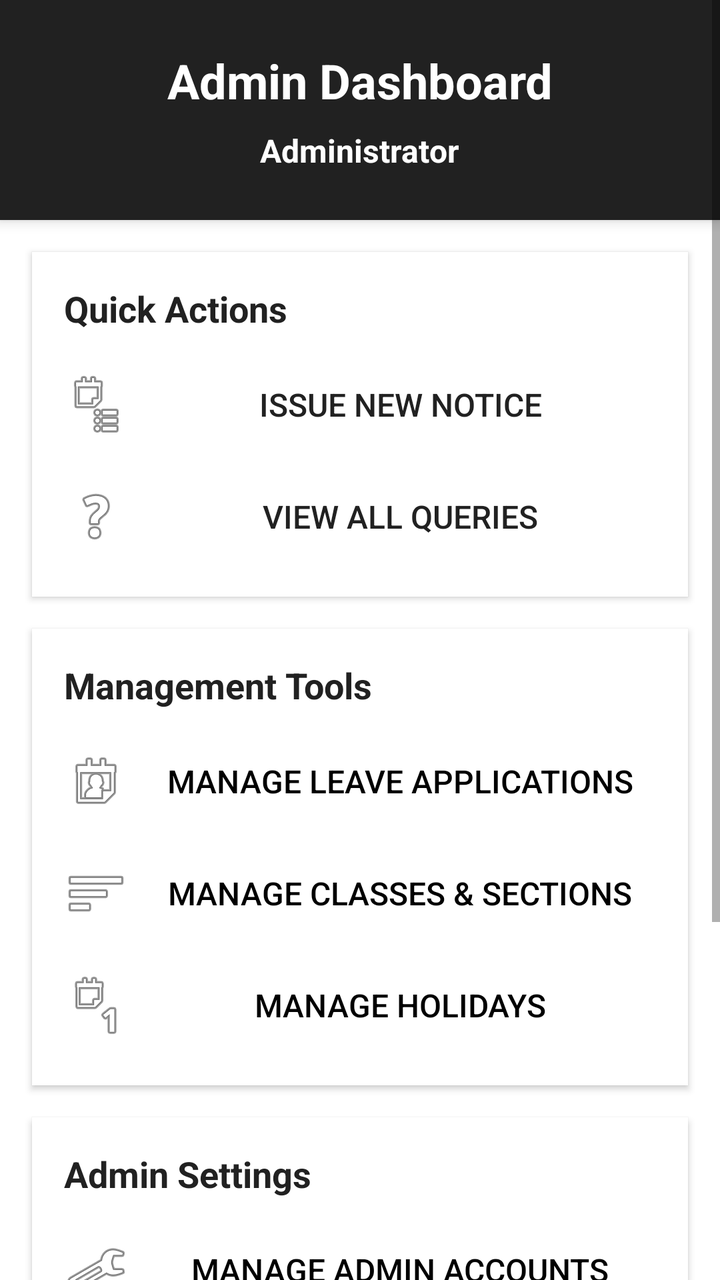
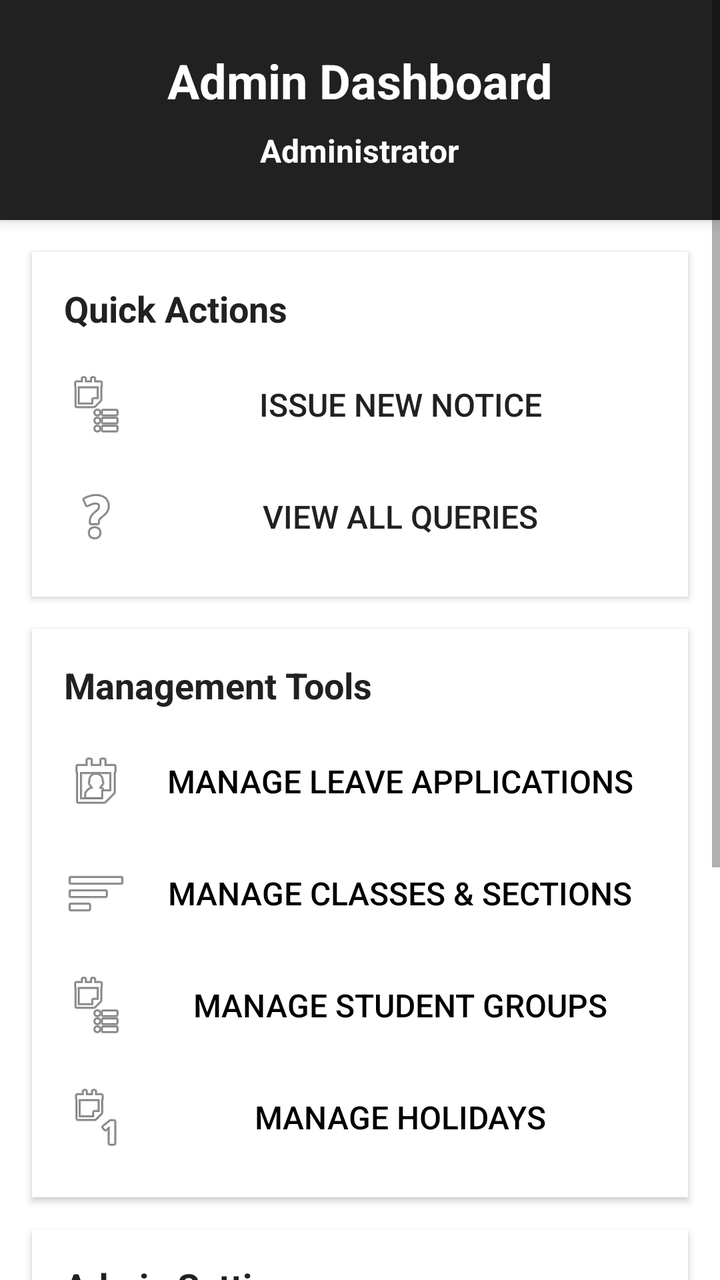

Screens rendered from an Android XML layout before and after an edit, with the pre-edit source and the edit as a unified diff.
<!-- AndroidManifest.xml: application theme Theme.AppCompat.Light.DarkActionBar -->
<!-- res/layout/activity_admin_dashboard.xml -->
<?xml version="1.0" encoding="utf-8"?>
<ScrollView xmlns:android="http://schemas.android.com/apk/res/android"
    android:layout_width="match_parent"
    android:layout_height="match_parent"
    android:background="@android:color/white"
    android:fillViewport="true">

    <LinearLayout
        android:layout_width="match_parent"
        android:layout_height="wrap_content"
        android:orientation="vertical">

        
        <LinearLayout
            android:layout_width="match_parent"
            android:layout_height="wrap_content"
            android:orientation="vertical"
            android:background="?attr/colorPrimary"
            android:padding="24dp"
            android:elevation="4dp">

            <TextView
                android:layout_width="match_parent"
                android:layout_height="wrap_content"
                android:text="Admin Dashboard"
                android:textSize="24sp"
                android:textStyle="bold"
                android:textColor="@android:color/white"
                android:layout_marginBottom="8dp"
                android:gravity="center"/>

 <LinearLayout
                android:layout_width="match_parent"
                android:layout_height="wrap_content"
                android:orientation="horizontal"
                android:gravity="center">

                <TextView
                    android:id="@+id/welcomeText"
                    android:layout_width="wrap_content"
                    android:layout_height="wrap_content"
                    android:text="Administrator"
                    android:textSize="16sp"
                    android:textColor="@android:color/white"
                    android:textStyle="bold"/>
        </LinearLayout>
        </LinearLayout>

        
        <LinearLayout
            android:layout_width="match_parent"
            android:layout_height="wrap_content"
            android:orientation="vertical"
            android:background="@android:color/white"
            android:layout_margin="16dp"
            android:elevation="2dp"
            android:padding="16dp">

            <TextView
                android:layout_width="match_parent"
                android:layout_height="wrap_content"
                android:text="Quick Actions"
                android:textSize="18sp"
                android:textStyle="bold"
                android:textColor="?attr/colorPrimary"
                android:layout_marginBottom="12dp"/>

            <Button
                android:id="@+id/issueNoticeButton"
                android:layout_width="match_parent"
                android:layout_height="48dp"
                android:text="Issue New Notice"
                android:background="?attr/selectableItemBackground"
                android:textColor="?attr/colorPrimary"
                android:textSize="16sp"
                android:layout_marginBottom="8dp"
                android:drawableLeft="@android:drawable/ic_menu_agenda"
                android:drawablePadding="8dp"
                style="@style/Widget.AppCompat.Button.Borderless"/>

            <Button
                android:id="@+id/btn_view_all_queries"
                android:layout_width="match_parent"
                android:layout_height="48dp"
                android:text="View All Queries"
                android:background="?attr/selectableItemBackground"
                android:textColor="?attr/colorPrimary"
                android:textSize="16sp"
                android:drawableLeft="@android:drawable/ic_menu_help"
                android:drawablePadding="8dp"
                style="@style/Widget.AppCompat.Button.Borderless"/>
        </LinearLayout>

        
        <LinearLayout
            android:layout_width="match_parent"
            android:layout_height="wrap_content"
            android:orientation="vertical"
            android:background="@android:color/white"
            android:layout_marginLeft="16dp"
            android:layout_marginRight="16dp"
            android:layout_marginBottom="16dp"
            android:elevation="2dp"
            android:padding="16dp">

            <TextView
                android:layout_width="match_parent"
                android:layout_height="wrap_content"
                android:text="Management Tools"
                android:textSize="18sp"
                android:textStyle="bold"
                android:textColor="?attr/colorPrimary"
                android:layout_marginBottom="12dp"/>

            <Button
                android:id="@+id/btn_manage_leaves"
                android:layout_width="match_parent"
                android:layout_height="48dp"
                android:text="Manage Leave Applications"
                android:background="?attr/selectableItemBackground"
                android:textColor="@android:color/black"
                android:textSize="16sp"
                android:layout_marginBottom="8dp"
                android:drawableLeft="@android:drawable/ic_menu_my_calendar"
                android:drawablePadding="8dp"
                style="@style/Widget.AppCompat.Button.Borderless"/>

            <Button
                android:id="@+id/btn_manage_classes"
                android:layout_width="match_parent"
                android:layout_height="48dp"
                android:text="Manage Classes &amp; Sections"
                android:background="?attr/selectableItemBackground"
                android:textColor="@android:color/black"
                android:textSize="16sp"
                android:layout_marginBottom="8dp"
                android:drawableLeft="@android:drawable/ic_menu_sort_by_size"
                android:drawablePadding="8dp"
                style="@style/Widget.AppCompat.Button.Borderless"/>

            <Button
                android:id="@+id/btnManageHolidays"
                android:layout_width="match_parent"
                android:layout_height="48dp"
                android:text="Manage Holidays"
                android:background="?attr/selectableItemBackground"
                android:textColor="@android:color/black"
                android:textSize="16sp"
                android:drawableLeft="@android:drawable/ic_menu_day"
                android:drawablePadding="8dp"
                style="@style/Widget.AppCompat.Button.Borderless"/>
        </LinearLayout>

        
        <LinearLayout
            android:layout_width="match_parent"
            android:layout_height="wrap_content"
            android:orientation="vertical"
            android:background="@android:color/white"
            android:layout_marginLeft="16dp"
            android:layout_marginRight="16dp"
            android:layout_marginBottom="16dp"
            android:elevation="2dp"
            android:padding="16dp">

            <TextView
                android:layout_width="match_parent"
                android:layout_height="wrap_content"
                android:text="Admin Settings"
                android:textSize="18sp"
                android:textStyle="bold"
                android:textColor="?attr/colorPrimary"
                android:layout_marginBottom="12dp"/>

            <Button
                android:id="@+id/btn_manage_admins"
                android:layout_width="match_parent"
                android:layout_height="48dp"
                android:text="Manage Admin Accounts"
                android:background="?attr/selectableItemBackground"
                android:textColor="@android:color/black"
                android:textSize="16sp"
                android:layout_marginBottom="8dp"
                android:drawableLeft="@android:drawable/ic_menu_manage"
                android:drawablePadding="8dp"
                style="@style/Widget.AppCompat.Button.Borderless"/>

            <Button
                android:id="@+id/btnViewHolidays"
                android:layout_width="match_parent"
                android:layout_height="48dp"
                android:text="View Upcoming Holidays"
                android:background="?attr/selectableItemBackground"
                android:textColor="@android:color/black"
                android:textSize="16sp"
                android:layout_marginBottom="8dp"
                android:drawableLeft="@android:drawable/ic_menu_today"
                android:drawablePadding="8dp"
                style="@style/Widget.AppCompat.Button.Borderless"/>

            <Button
                android:id="@+id/btnViewProfile"
                android:layout_width="match_parent"
                android:layout_height="48dp"
                android:text="My Profile"
                android:background="?attr/selectableItemBackground"
                android:textColor="@android:color/black"
                android:textSize="16sp"
                android:drawableLeft="@android:drawable/ic_menu_myplaces"
                android:drawablePadding="8dp"
                style="@style/Widget.AppCompat.Button.Borderless"/>
        </LinearLayout>

        
        <Button
            android:id="@+id/btnLogout"
            android:layout_width="match_parent"
            android:layout_height="wrap_content"
            android:text="Logout"
            android:layout_margin="16dp"
            android:backgroundTint="?attr/colorPrimary"
            android:textColor="@android:color/white"
            android:padding="16dp"
            android:textSize="16sp"
            android:textStyle="bold"
            style="@style/Widget.AppCompat.Button.Colored"/>
    </LinearLayout>
</ScrollView>
<!-- resources referenced by this layout -->
<resources>

</resources>

<!-- the commit's change to res/layout/activity_admin_dashboard.xml (unified diff, before → after) -->
@@ -138,6 +138,19 @@
                 android:drawablePadding="8dp"
                 style="@style/Widget.AppCompat.Button.Borderless"/>
 
+                <Button
+            android:id="@+id/btn_manage_groups"
+            android:layout_width="match_parent"
+            android:layout_height="48dp"
+            android:text="Manage Student Groups"
+            android:background="?attr/selectableItemBackground"
+            android:textColor="@android:color/black"
+            android:textSize="16sp"
+            android:layout_marginBottom="8dp"
+            android:drawableLeft="@android:drawable/ic_menu_agenda"
+            android:drawablePadding="8dp"
+            style="@style/Widget.AppCompat.Button.Borderless"/>
+
             <Button
                 android:id="@+id/btnManageHolidays"
                 android:layout_width="match_parent"
@@ -150,6 +163,14 @@
                 android:drawablePadding="8dp"
                 style="@style/Widget.AppCompat.Button.Borderless"/>
         </LinearLayout>
+
+        
+    
+
+       
+           
+
+        
 
         
         <LinearLayout
